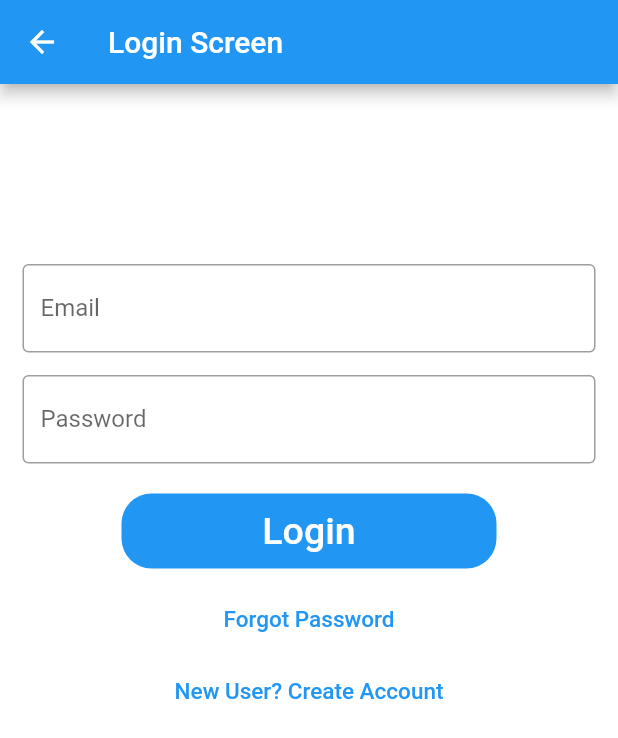
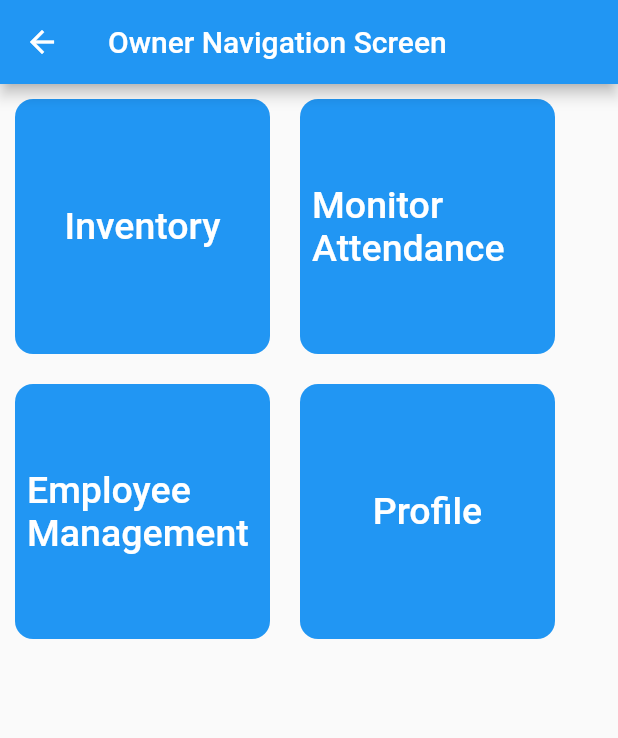
Before and after one commit to Snehilg/vyapar_bandhu, a Flutter app: the screen it shows after launch, after a tap on "Owner Nav Screen", on a phone screen of 412 x 824 dp. Shown: the top 738 px of the screen. Run offline on Flutter 3.47's test engine with Material 2 defaults, Android fonts, the phone set to English and light mode, and no system bars.

Commit message:
after inventory

```diff
--- a/lib/Screens/loginScreen.dart
+++ b/lib/Screens/loginScreen.dart
@@ -16,8 +16,9 @@ class LoginScreen extends StatelessWidget {
             const SizedBox(
               height: 120,
             ),
+            //email field
             const Padding(
-              padding: EdgeInsets.symmetric(horizontal: 15),
+              padding: EdgeInsets.all(15),
               child: TextField(
                 decoration: InputDecoration(
                     border: OutlineInputBorder(),
@@ -25,9 +26,9 @@ class LoginScreen extends StatelessWidget {
                     hintText: 'Enter valid email id as abc@gmail.com'),
               ),
             ),
+            //password field
             const Padding(
-              padding:
-                  EdgeInsets.only(left: 15.0, right: 15.0, top: 15, bottom: 0),
+              padding: EdgeInsets.all(15),
               child: TextField(
                 obscureText: true,
                 decoration: InputDecoration(
@@ -39,6 +40,7 @@ class LoginScreen extends StatelessWidget {
             const SizedBox(
               height: 20,
             ),
+            //Login Button
             Container(
               height: 50,
               width: 250,
@@ -55,6 +57,7 @@ class LoginScreen extends StatelessWidget {
             const SizedBox(
               height: 10,
             ),
+            //forgot password
             const TextButton(
               onPressed: null,
               child: Text(
@@ -62,6 +65,7 @@ class LoginScreen extends StatelessWidget {
                 style: TextStyle(color: Colors.blue, fontSize: 15),
               ),
             ),
+            //new user
             const TextButton(
               onPressed: null,
               child: Text(
--- /dev/null
+++ b/lib/Screens/ownerNavigationScreen.dart
@@ -0,0 +1,103 @@
+import 'package:flutter/material.dart';
+
+class OwnerNavigationScreen extends StatelessWidget {
+  const OwnerNavigationScreen({Key? key}) : super(key: key);
+  static const String _title = 'Owner Navigation Screen';
+
+  @override
+  Widget build(BuildContext context) {
+    return Scaffold(
+      appBar: AppBar(title: Text(_title), backgroundColor: Colors.blue),
+      body: SafeArea(
+        child: Column(
+          children: [
+            Row(
+              children: [
+                //Inventory
+                Padding(
+                  padding: const EdgeInsets.all(10.0),
+                  child: Container(
+                    height: 170,
+                    width: 170,
+                    decoration: BoxDecoration(
+                      color: Colors.blue,
+                      borderRadius: BorderRadius.circular(12),
+                    ),
+                    child: TextButton(
+                      onPressed: null,
+                      child: Text(
+                        'Inventory',
+                        style: TextStyle(color: Colors.white, fontSize: 25),
+                      ),
+                    ),
+                  ),
+                ),
+                //Monitor Attendance
+                Padding(
+                  padding: const EdgeInsets.all(10.0),
+                  child: Container(
+                    height: 170,
+                    width: 170,
+                    decoration: BoxDecoration(
+                      color: Colors.blue,
+                      borderRadius: BorderRadius.circular(12),
+                    ),
+                    child: TextButton(
+                      onPressed: null,
+                      child: Text(
+                        'Monitor Attendance',
+                        style: TextStyle(color: Colors.white, fontSize: 25),
+                      ),
+                    ),
+                  ),
+                ),
+              ],
+            ),
+            Row(
+              children: [
+                //Employee Management
+                Padding(
+                  padding: const EdgeInsets.all(10.0),
+                  child: Container(
+                    height: 170,
+                    width: 170,
+                    decoration: BoxDecoration(
+                      color: Colors.blue,
+                      borderRadius: BorderRadius.circular(12),
+                    ),
+                    child: TextButton(
+                      onPressed: null,
+                      child: Text(
+                        'Employee Management',
+                        style: TextStyle(color: Colors.white, fontSize: 25),
+                      ),
+                    ),
+                  ),
+                ),
+                //Profile
+                Padding(
+                  padding: const EdgeInsets.all(10.0),
+                  child: Container(
+                    height: 170,
+                    width: 170,
+                    decoration: BoxDecoration(
+                      color: Colors.blue,
+                      borderRadius: BorderRadius.circular(12),
+                    ),
+                    child: TextButton(
+                      onPressed: null,
+                      child: Text(
+                        'Profile',
+                        style: TextStyle(color: Colors.white, fontSize: 25),
+                      ),
+                    ),
+                  ),
+                ),
+              ],
+            ),
+          ],
+        ),
+      ),
+    );
+  }
+}
--- a/lib/main.dart
+++ b/lib/main.dart
@@ -1,5 +1,11 @@
 import 'package:flutter/material.dart';
 import 'package:vyapar_bandhu/Screens/loginScreen.dart';
+import 'package:vyapar_bandhu/Screens/markAttendanceScreen.dart';
+import 'package:vyapar_bandhu/Screens/ownerInventoryScreen.dart';
+import 'package:vyapar_bandhu/Screens/ownerNavigationScreen.dart';
+import 'package:vyapar_bandhu/Screens/profileScreen.dart';
+import 'package:vyapar_bandhu/Screens/salaryScreen.dart';
+import 'package:vyapar_bandhu/Screens/workerNavigationScreen.dart';
 
 void main() {
   runApp(const MyApp());
@@ -16,7 +22,7 @@ class MyApp extends StatelessWidget {
       home: Scaffold(
         appBar: AppBar(
           title: const Text(_title),
-          backgroundColor: Colors.orange,
+          backgroundColor: Colors.blue,
         ),
         body: const SafeArea(
           child: OptionScreen(),
@@ -52,7 +58,8 @@ class OptionScreen extends StatelessWidget {
               onPressed: () {
                 Navigator.push(
                   context,
-                  MaterialPageRoute(builder: (context) => const LoginScreen()),
+                  MaterialPageRoute(
+                      builder: (context) => const OwnerNavigationScreen()),
                 );
               },
               child: const Text("Owner Nav Screen"),
@@ -67,7 +74,8 @@ class OptionScreen extends StatelessWidget {
               onPressed: () {
                 Navigator.push(
                   context,
-                  MaterialPageRoute(builder: (context) => const LoginScreen()),
+                  MaterialPageRoute(
+                      builder: (context) => const WorkerNavigationScreen()),
                 );
               },
               child: const Text("Worker Nav Screen"),
@@ -77,7 +85,8 @@ class OptionScreen extends StatelessWidget {
               onPressed: () {
                 Navigator.push(
                   context,
-                  MaterialPageRoute(builder: (context) => LoginScreen()),
+                  MaterialPageRoute(
+                      builder: (context) => const OwnerInventoryScreen()),
                 );
               },
               child: const Text("Owner Inventory"),
@@ -87,15 +96,16 @@ class OptionScreen extends StatelessWidget {
         Row(
           mainAxisAlignment: MainAxisAlignment.spaceAround,
           children: [
-            //My Profile
+            //Profile
             TextButton(
               onPressed: () {
                 Navigator.push(
                   context,
-                  MaterialPageRoute(builder: (context) => const LoginScreen()),
+                  MaterialPageRoute(
+                      builder: (context) => const ProfileScreen()),
                 );
               },
-              child: const Text("My Profile"),
+              child: const Text("Profile"),
             ),
             //Attendance Description
             TextButton(
@@ -134,19 +144,33 @@ class OptionScreen extends StatelessWidget {
             ),
           ],
         ),
+        Row(
+          mainAxisAlignment: MainAxisAlignment.spaceAround,
+          children: [
             //Mark attendance
             TextButton(
               onPressed: () {
                 Navigator.push(
                   context,
-              MaterialPageRoute(builder: (context) => const LoginScreen()),
+                  MaterialPageRoute(
+                      builder: (context) => const MarkAttendanceScreen()),
                 );
               },
               child: const Text("Mark Attendance"),
+            ),
+            //Salary
+            TextButton(
+              onPressed: () {
+                Navigator.push(
+                  context,
+                  MaterialPageRoute(builder: (context) => const SalaryScreen()),
+                );
+              },
+              child: const Text("Salary"),
+            ),
+          ],
         ),
       ],
     );
   }
 }
-/*
-        */
```
Also changed, not shown: lib/Screens/markAttendanceScreen.dart (added, +44 -0 lines), lib/Screens/ownerInventoryScreen.dart (added, +100 -0 lines), lib/Screens/profileScreen.dart (added, +118 -0 lines), lib/Screens/salaryScreen.dart (added, +94 -0 lines), lib/Screens/workerNavigationScreen.dart (added, +103 -0 lines). Lines whose indentation alone changed are shown as unchanged.
